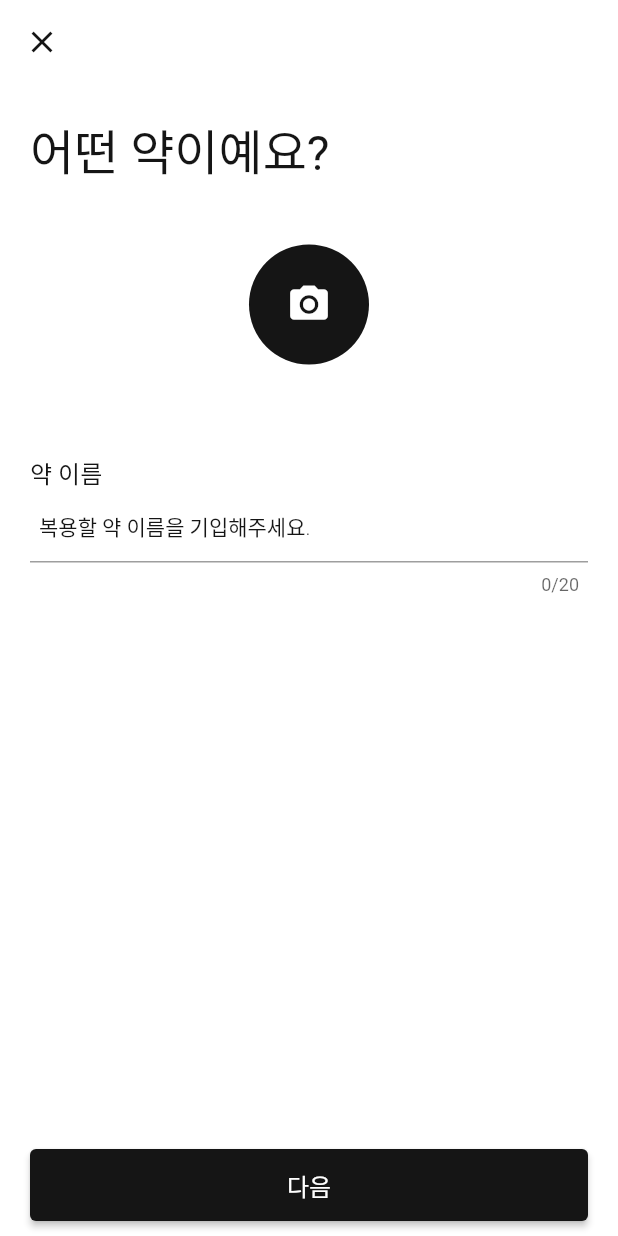
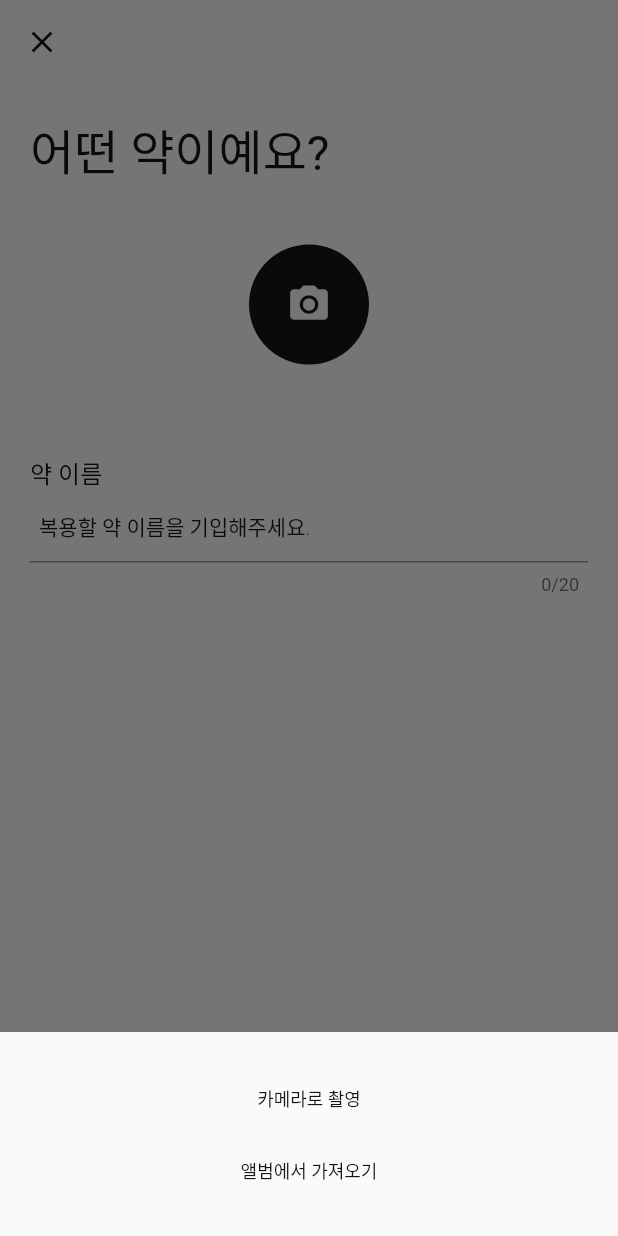
Before and after one commit to snack655/study-flutter, a Flutter app: the AddMedicinePage screen opened directly, after a tap on the "photo camera" icon, on a phone screen of 412 x 824 dp. Run offline on Flutter 3.47's test engine with Material 2 defaults, Android fonts, the phone set to English and light mode, and no system bars; our stand-ins replace image_picker, shared_preferences; accounts and stored records are empty; Roboto replaces fonts that are missing (GmarketSansTTF).

```diff
--- a/medi/lib/pages/add/add_medicine_page.dart
+++ b/medi/lib/pages/add/add_medicine_page.dart
@@ -1,5 +1,4 @@
 import 'dart:io';
-
 import 'package:flutter/material.dart';
 import 'package:image_picker/image_picker.dart';
 import 'package:medi/components/medi_constants.dart';
@@ -12,7 +11,6 @@ class AddMedicinePage extends StatefulWidget {
 }
 
 class _AddMedicinePageState extends State<AddMedicinePage> {
-
   final _nameController = TextEditingController();
   File? _pickedImage;
 
@@ -30,6 +28,7 @@ class _AddMedicinePageState extends State<AddMedicinePage> {
         onTap: () {
           FocusScope.of(context).unfocus();
         },
+        child: SingleChildScrollView(
           child: Padding(
             padding: pagePadding,
             child: Column(
@@ -44,18 +43,57 @@ class _AddMedicinePageState extends State<AddMedicinePage> {
                   child: CircleAvatar(
                     radius: 40,
                     child: MaterialButton(
-                    padding:  _pickedImage == null ? null : EdgeInsets.zero,
+                      padding: _pickedImage == null ? null : EdgeInsets.zero,
+                      onPressed: () {
+                        showModalBottomSheet(
+                            context: context,
+                            builder: (context) {
+                              return SafeArea(
+                                child: Padding(
+                                  padding: pagePadding,
+                                  child: Column(
+                                    mainAxisSize: MainAxisSize.min,
+                                    children: [
+                                      TextButton(
+                                        onPressed: () {
+                                          ImagePicker()
+                                            .pickImage(source: ImageSource.camera)
+                                            .then((xfile) {
+                                              if (xfile == null) {
+                                                Navigator.maybePop(context);
+                                                return;
+                                              } else {
+                                                setState(() {
+                                                  _pickedImage = File(xfile.path);
+                                                  Navigator.maybePop(context);
+                                                });
+                                              }
+                                            });
+                                        },
+                                        child: const Text('카메라로 촬영'),
+                                      ),
+                                      TextButton(
                                         onPressed: () {
                                           ImagePicker()
                                             .pickImage(source: ImageSource.gallery)
                                             .then((xfile) {
                                               if (xfile == null) {
+                                                Navigator.maybePop(context);
                                                 return;
                                               } else {
                                                 setState(() {
                                                   _pickedImage = File(xfile.path);
+                                                  Navigator.maybePop(context);
                                                 });
                                               }
+                                            });
+                                        },
+                                        child: const Text('앨범에서 가져오기'),
+                                      ),
+                                    ],
+                                  ),
+                                ),
+                              );
                             });
                       },
                       child: _pickedImage == null
@@ -92,6 +130,7 @@ class _AddMedicinePageState extends State<AddMedicinePage> {
             ),
           ),
         ),
+      ),
       bottomNavigationBar: SafeArea(
         child: Padding(
           padding: submitButtonBoxPadding,
--- a/medi/lib/pages/home_page.dart
+++ b/medi/lib/pages/home_page.dart
@@ -74,7 +74,8 @@ class _HomePageState extends State<HomePage> {
             ),
           ],
         ),
-            ));
+      )
+    );
   }
 
   void _onCurrentPage(int pageIndex) {
```
Lines whose indentation alone changed are shown as unchanged.
